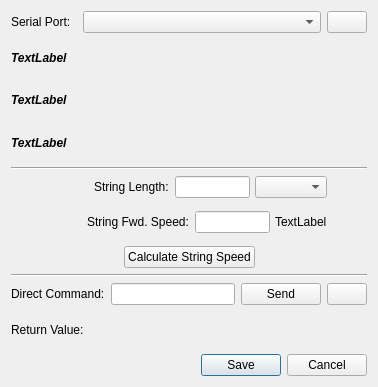
The window that resources/editStringDrive.ui (gill14/AccuPatt) describes before a commit, drawn with Qt 5.
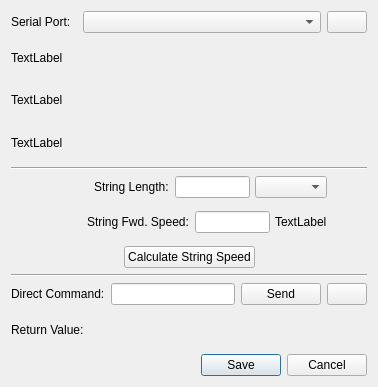
The same window after the commit. Icons and pictures are not drawn.

Commit message: unbold all the tings - qt change to default font

```diff
--- a/resources/editStringDrive.ui
+++ b/resources/editStringDrive.ui
@@ -75,13 +75,6 @@
    </item>
    <item>
     <widget class="QLabel" name="labelSerialPort1">
-     <property name="font">
-      <font>
-       <weight>75</weight>
-       <italic>true</italic>
-       <bold>true</bold>
-      </font>
-     </property>
      <property name="text">
       <string>TextLabel</string>
      </property>
@@ -89,13 +82,6 @@
    </item>
    <item>
     <widget class="QLabel" name="labelSerialPort2">
-     <property name="font">
-      <font>
-       <weight>75</weight>
-       <italic>true</italic>
-       <bold>true</bold>
-      </font>
-     </property>
      <property name="text">
       <string>TextLabel</string>
      </property>
@@ -103,13 +89,6 @@
    </item>
    <item>
     <widget class="QLabel" name="labelSerialPort3">
-     <property name="font">
-      <font>
-       <weight>75</weight>
-       <italic>true</italic>
-       <bold>true</bold>
-      </font>
-     </property>
      <property name="text">
       <string>TextLabel</string>
      </property>
```
The commit also changes 3 other files.
